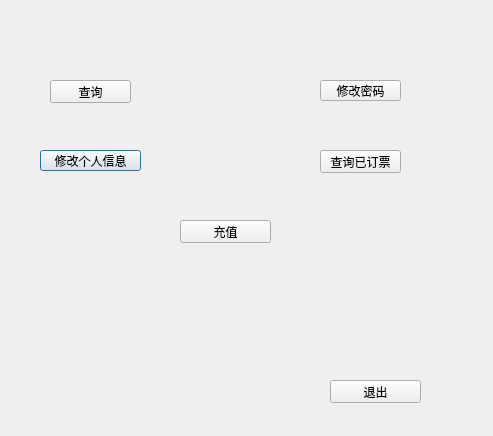
This is src/Cpluspluswork/userview.ui in wutb15/C-work as Qt 5 draws it before an edit. The edited form follows.
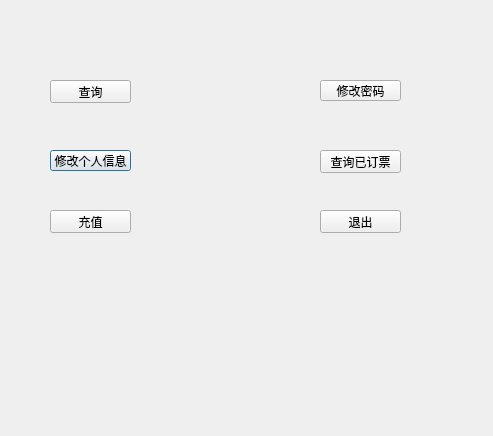
This is the edited form. Icons and pictures are not drawn.

What changed in the file:
```diff
--- a/src/Cpluspluswork/userview.ui
+++ b/src/Cpluspluswork/userview.ui
@@ -21,9 +21,9 @@
   <widget class="QPushButton" name="infoButton">
    <property name="geometry">
     <rect>
-     <x>40</x>
+     <x>50</x>
      <y>150</y>
-     <width>101</width>
+     <width>81</width>
      <height>21</height>
     </rect>
    </property>
@@ -88,9 +88,9 @@
   <widget class="QPushButton" name="exitButton">
    <property name="geometry">
     <rect>
-     <x>330</x>
-     <y>380</y>
-     <width>91</width>
+     <x>320</x>
+     <y>210</y>
+     <width>81</width>
      <height>23</height>
     </rect>
    </property>
@@ -105,9 +105,9 @@
   <widget class="QPushButton" name="chargeButton">
    <property name="geometry">
     <rect>
-     <x>180</x>
-     <y>220</y>
-     <width>91</width>
+     <x>50</x>
+     <y>210</y>
+     <width>81</width>
      <height>23</height>
     </rect>
    </property>
```
Left out of the diff: 4 changed lines with no effect on the pictures.
